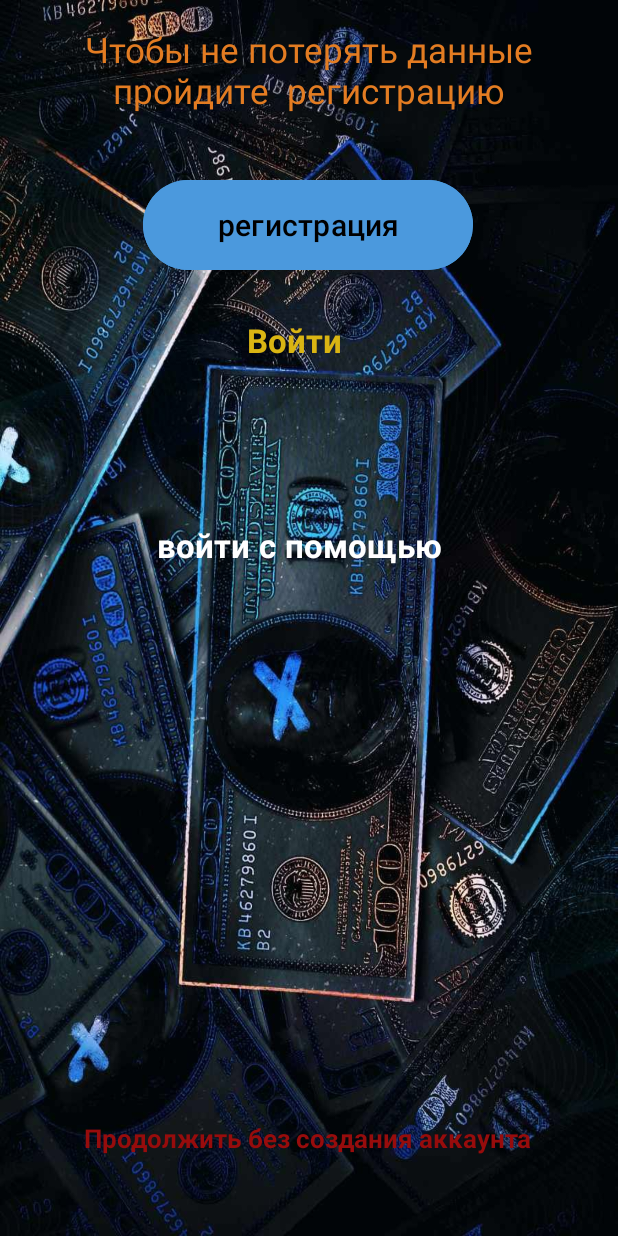
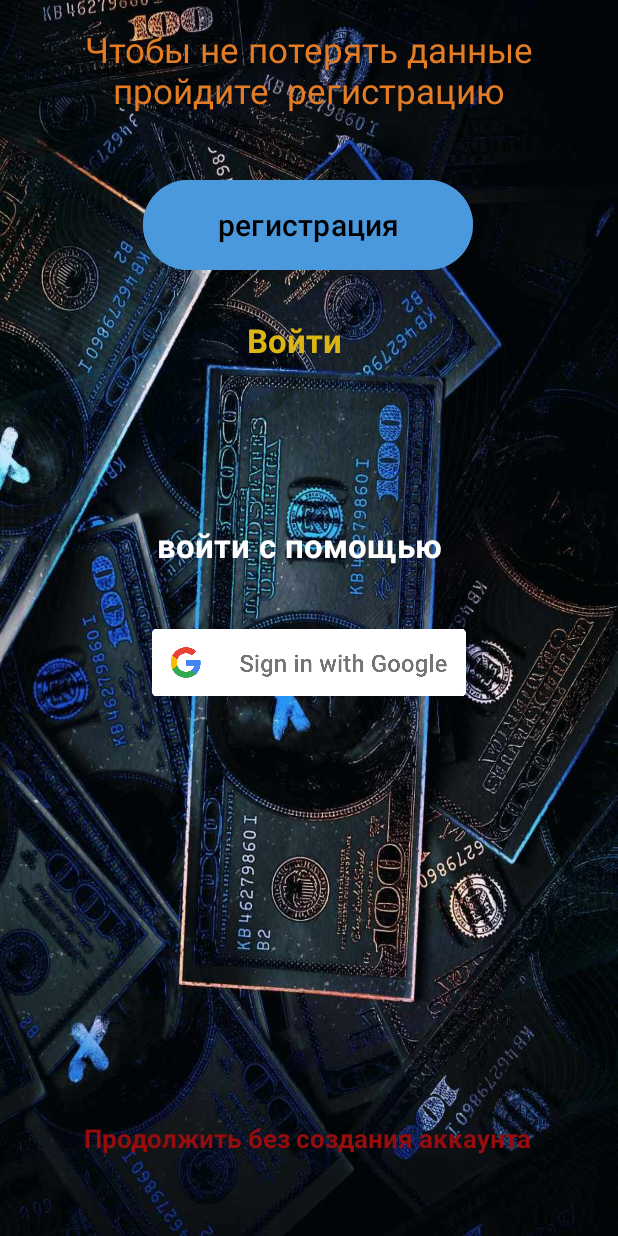
Before and after one commit to wakhaew/Finanse, an Android app: the screen it shows after launch (MainActivity), on a phone screen of 412 x 824 dp. Run offline under Robolectric (Android 15) with nearby library versions, the phone set to English and light mode, and no system bars.

Commit message:
add gOAuth part 1

```diff
--- a/app/build.gradle
+++ b/app/build.gradle
@@ -1,5 +1,6 @@
 plugins {
     id 'com.android.application'
+    id 'com.google.gms.google-services'
 }
 
 android {
@@ -33,6 +34,7 @@ dependencies {
     implementation 'androidx.appcompat:appcompat:1.6.1'
     implementation 'com.google.android.material:material:1.10.0'
     implementation 'androidx.constraintlayout:constraintlayout:2.1.4'
+    implementation 'com.google.firebase:firebase-auth:22.3.1'
     testImplementation 'junit:junit:4.13.2'
     androidTestImplementation 'androidx.test.ext:junit:1.1.5'
     androidTestImplementation 'androidx.test.espresso:espresso-core:3.5.1'
--- a/app/src/main/AndroidManifest.xml
+++ b/app/src/main/AndroidManifest.xml
@@ -12,6 +12,9 @@
         android:supportsRtl="true"
         android:theme="@style/Theme.Finanse"
         tools:targetApi="31">
+        <activity
+            android:name=".expenses"
+            android:exported="false" />
         <activity
             android:name=".password1"
             android:exported="false" />
--- a/app/src/main/res/layout/activity_main.xml
+++ b/app/src/main/res/layout/activity_main.xml
@@ -90,4 +90,16 @@
         app:layout_constraintTop_toTopOf="parent"
         app:layout_constraintVertical_bias="0.273" />
 
+    <ImageView
+        android:id="@+id/imageView"
+        android:layout_width="209dp"
+        android:layout_height="46dp"
+        app:layout_constraintBottom_toBottomOf="parent"
+        app:layout_constraintEnd_toEndOf="parent"
+        app:layout_constraintStart_toStartOf="parent"
+        app:layout_constraintTop_toTopOf="parent"
+        app:layout_constraintVertical_bias="0.538"
+        app:srcCompat="@drawable/google_logo"
+        tools:ignore="MissingConstraints" />
+
 </androidx.constraintlayout.widget.ConstraintLayout>
--- a/app/src/main/res/layout/activity_sign_in2.xml
+++ b/app/src/main/res/layout/activity_sign_in2.xml
@@ -42,8 +42,8 @@
         android:inputType="textPassword"
         app:layout_constraintBottom_toBottomOf="parent"
         app:layout_constraintEnd_toEndOf="parent"
-        app:layout_constraintHorizontal_bias="0.497"
+        app:layout_constraintHorizontal_bias="0.432"
         app:layout_constraintStart_toStartOf="parent"
         app:layout_constraintTop_toTopOf="parent"
-        app:layout_constraintVertical_bias="0.266" />
+        app:layout_constraintVertical_bias="0.255" />
 </androidx.constraintlayout.widget.ConstraintLayout>
--- a/build.gradle
+++ b/build.gradle
@@ -1,4 +1,8 @@
-// Top-level build file where you can add configuration options common to all sub-projects/modules.
+buildscript {
+    dependencies {
+        classpath 'com.google.gms:google-services:4.4.1'
+    }
+}// Top-level build file where you can add configuration options common to all sub-projects/modules.
 plugins {
 id 'com.android.application' version '8.1.3' apply false
 }
```
Also changed, not shown: app/src/main/java/com/example/finanse/expenses.java (added, +14 -0 lines), app/src/main/res/layout/activity_expenses.xml (added, +9 -0 lines), app/src/main/res/layout/activity_registration.xml (+5 -4 lines), app/src/main/res/drawable/google_logo.png (added), app/src/main/res/drawable/hhh.jpg (added).
